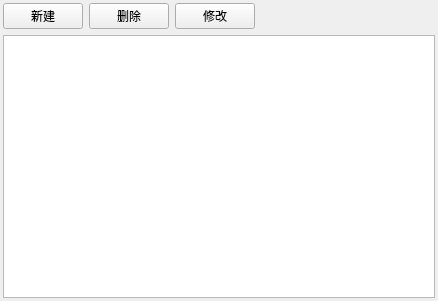
First picture: the form in app/ui/SchedulerTable.ui, repository YEZZESDXHN/FeishuClient, before the edit.
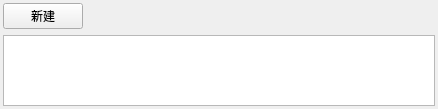
Second picture: the form after the edit.

Diff of the .ui file:
```diff
--- a/app/ui/SchedulerTable.ui
+++ b/app/ui/SchedulerTable.ui
@@ -7,7 +7,7 @@
     <x>0</x>
     <y>0</y>
     <width>438</width>
-    <height>301</height>
+    <height>109</height>
    </rect>
   </property>
   <property name="windowTitle">
@@ -35,20 +35,6 @@
        </property>
       </widget>
      </item>
-     <item>
-      <widget class="QPushButton" name="pushButton_DelJob">
-       <property name="text">
-        <string>删除</string>
-       </property>
-      </widget>
-     </item>
-     <item>
-      <widget class="QPushButton" name="pushButton_EditJob">
-       <property name="text">
-        <string>修改</string>
-       </property>
-      </widget>
-     </item>
      <item>
       <spacer name="horizontalSpacer_3">
        <property name="orientation">
```
